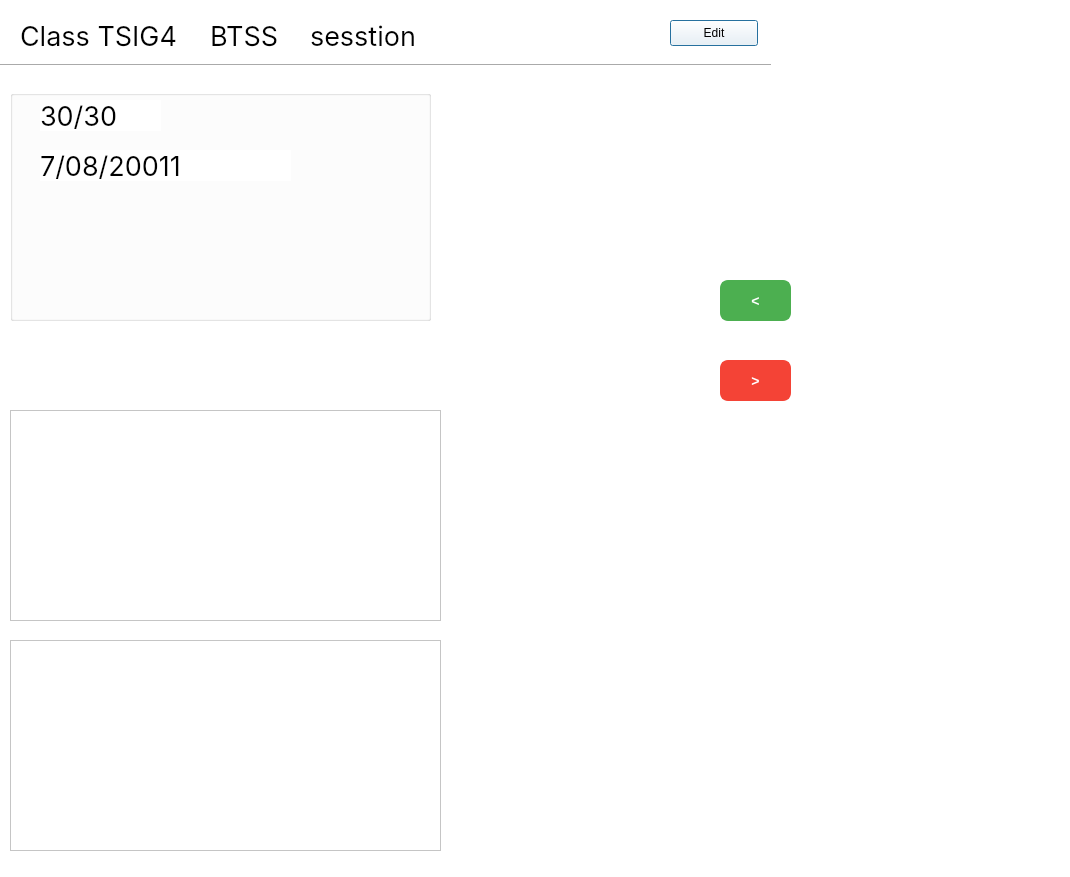
KasperJack/School-Management-System, file School_System/ui/EditClassDialog.ui: the form before one commit.
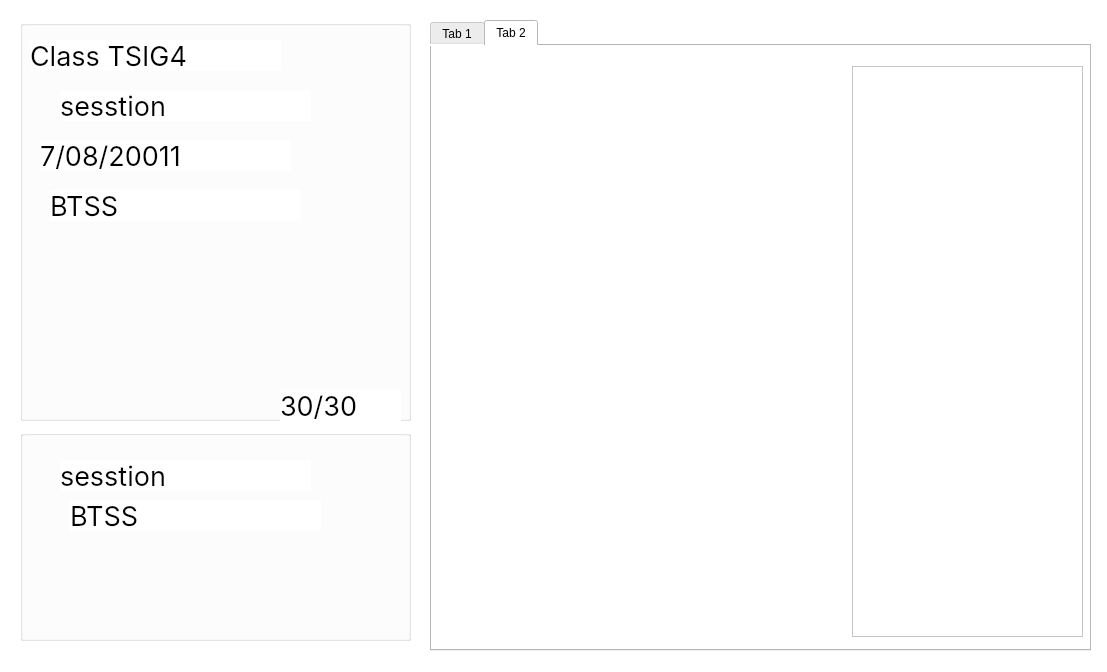
The form after the commit.

The edit to the form file:
```diff
--- a/School_System/ui/EditClassDialog.ui
+++ b/School_System/ui/EditClassDialog.ui
@@ -6,8 +6,8 @@
    <rect>
     <x>0</x>
     <y>0</y>
-    <width>1070</width>
-    <height>877</height>
+    <width>1107</width>
+    <height>672</height>
    </rect>
   </property>
   <property name="windowTitle">
@@ -17,45 +17,13 @@
    <string notr="true">color: rgb(0, 0, 0);
 background-color: rgb(255, 255, 255);</string>
   </property>
-  <widget class="Line" name="line">
-   <property name="geometry">
-    <rect>
-     <x>-10</x>
-     <y>50</y>
-     <width>781</width>
-     <height>31</height>
-    </rect>
-   </property>
-   <property name="orientation">
-    <enum>Qt::Orientation::Horizontal</enum>
-   </property>
-  </widget>
-  <widget class="QLabel" name="class_name">
-   <property name="geometry">
-    <rect>
-     <x>20</x>
-     <y>20</y>
-     <width>251</width>
-     <height>31</height>
-    </rect>
-   </property>
-   <property name="font">
-    <font>
-     <family>Inter</family>
-     <pointsize>20</pointsize>
-    </font>
-   </property>
-   <property name="text">
-    <string>Class TSIG4</string>
-   </property>
-  </widget>
   <widget class="QGroupBox" name="groupBox">
    <property name="geometry">
     <rect>
-     <x>10</x>
-     <y>90</y>
-     <width>421</width>
-     <height>231</height>
+     <x>20</x>
+     <y>20</y>
+     <width>391</width>
+     <height>401</height>
     </rect>
    </property>
    <property name="title">
@@ -64,8 +32,8 @@
    <widget class="QLabel" name="max_stud">
     <property name="geometry">
      <rect>
-      <x>30</x>
-      <y>10</y>
+      <x>260</x>
+      <y>370</y>
       <width>121</width>
       <height>31</height>
      </rect>
@@ -83,8 +51,8 @@
    <widget class="QLabel" name="creation_date">
     <property name="geometry">
      <rect>
-      <x>30</x>
-      <y>60</y>
+      <x>20</x>
+      <y>120</y>
       <width>251</width>
       <height>31</height>
      </rect>
@@ -99,31 +67,11 @@
      <string>7/08/20011</string>
     </property>
    </widget>
-  </widget>
-  <widget class="QLabel" name="grade">
-   <property name="geometry">
-    <rect>
-     <x>210</x>
-     <y>20</y>
-     <width>251</width>
-     <height>31</height>
-    </rect>
-   </property>
-   <property name="font">
-    <font>
-     <family>Inter</family>
-     <pointsize>20</pointsize>
-    </font>
-   </property>
-   <property name="text">
-    <string>BTSS</string>
-   </property>
-  </widget>
   <widget class="QLabel" name="sesstion">
    <property name="geometry">
     <rect>
-     <x>310</x>
-     <y>20</y>
+      <x>40</x>
+      <y>70</y>
      <width>251</width>
      <height>31</height>
     </rect>
@@ -138,68 +86,61 @@
     <string>sesstion</string>
    </property>
   </widget>
-  <widget class="QTableWidget" name="subjects_table">
+   <widget class="QLabel" name="grade">
+    <property name="geometry">
+     <rect>
+      <x>30</x>
+      <y>170</y>
+      <width>251</width>
+      <height>31</height>
+     </rect>
+    </property>
+    <property name="font">
+     <font>
+      <family>Inter</family>
+      <pointsize>20</pointsize>
+     </font>
+    </property>
+    <property name="text">
+     <string>BTSS</string>
+    </property>
+   </widget>
+   <widget class="QLabel" name="class_name">
    <property name="geometry">
     <rect>
      <x>10</x>
-     <y>410</y>
-     <width>431</width>
-     <height>211</height>
-    </rect>
-   </property>
-  </widget>
-  <widget class="QPushButton" name="pushButton">
-   <property name="geometry">
-    <rect>
-     <x>670</x>
      <y>20</y>
-     <width>88</width>
-     <height>26</height>
-    </rect>
-   </property>
-   <property name="text">
-    <string>Edit</string>
-   </property>
-  </widget>
-  <widget class="QTableWidget" name="no_class_table">
-   <property name="geometry">
-    <rect>
-     <x>800</x>
-     <y>80</y>
      <width>251</width>
-     <height>531</height>
-    </rect>
-   </property>
-   <property name="styleSheet">
-    <string notr="true">            QTableWidget {
-                background-color: white;
-                gridline-color: #E5E7EB;
-                border: none;
-       		alternate-background-color: #F9FAFB;
-            }
-
-            QHeaderView::section {
-                background-color: #F3F4F6;
-                padding: 10px;
-					padding-left: 5px;
-                border: none;
-                font-weight: bold;
-                color: #374151;
-            }
-
-
-    QTableView::item {
-        border-bottom: 1px solid #E5E7EB;
-        border-right: none;
-    }
-
-/*
-        QTableWidget::item {
-            selection-background-color: transparent;
-            selection-color: black;  */
-</string>
-   </property>
-  </widget>
+      <height>31</height>
+     </rect>
+    </property>
+    <property name="font">
+     <font>
+      <family>Inter</family>
+      <pointsize>20</pointsize>
+     </font>
+    </property>
+    <property name="text">
+     <string>Class TSIG4</string>
+    </property>
+   </widget>
+  </widget>
+  <widget class="QTabWidget" name="tabWidget">
+   <property name="geometry">
+    <rect>
+     <x>430</x>
+     <y>20</y>
+     <width>661</width>
+     <height>631</height>
+    </rect>
+   </property>
+   <property name="currentIndex">
+    <number>1</number>
+   </property>
+   <widget class="QWidget" name="tab">
+    <attribute name="title">
+     <string>Tab 1</string>
+    </attribute>
   <widget class="QTableWidget" name="this_class_table">
    <property name="geometry">
     <rect>
@@ -239,14 +180,27 @@
 </string>
    </property>
   </widget>
+    <widget class="QTableWidget" name="no_class_table">
+     <property name="geometry">
+      <rect>
+       <x>370</x>
+       <y>70</y>
+       <width>251</width>
+       <height>531</height>
+      </rect>
+     </property>
+     <property name="styleSheet">
+      <string notr="true"/>
+     </property>
+    </widget>
   <widget class="QPushButton" name="add_std_button">
    <property name="enabled">
     <bool>true</bool>
    </property>
    <property name="geometry">
     <rect>
-     <x>720</x>
-     <y>280</y>
+       <x>300</x>
+       <y>360</y>
      <width>71</width>
      <height>41</height>
     </rect>
@@ -288,8 +242,8 @@
    </property>
    <property name="geometry">
     <rect>
-     <x>720</x>
-     <y>360</y>
+       <x>300</x>
+       <y>430</y>
      <width>71</width>
      <height>41</height>
     </rect>
@@ -325,15 +279,131 @@
     <string>&gt;</string>
    </property>
   </widget>
+   </widget>
+   <widget class="QWidget" name="tab_2">
+    <attribute name="title">
+     <string>Tab 2</string>
+    </attribute>
+    <widget class="QTableWidget" name="subjects_table">
+     <property name="geometry">
+      <rect>
+       <x>0</x>
+       <y>30</y>
+       <width>411</width>
+       <height>211</height>
+      </rect>
+     </property>
+     <property name="styleSheet">
+      <string notr="true">            QTableWidget {
+                background-color: white;
+                gridline-color: #E5E7EB;
+                border: none;
+       		alternate-background-color: #F9FAFB;
+            }
+
+            QHeaderView::section {
+                background-color: #F3F4F6;
+                padding: 10px;
+					padding-left: 5px;
+                border: none;
+                font-weight: bold;
+                color: #374151;
+            }
+
+
+    QTableView::item {
+        border-bottom: 1px solid #E5E7EB;
+        border-right: none;
+    }
+
+/*
+        QTableWidget::item {
+            selection-background-color: transparent;
+            selection-color: black;  */
+</string>
+     </property>
+    </widget>
   <widget class="QTableWidget" name="new_subjects_table">
    <property name="geometry">
     <rect>
-     <x>10</x>
-     <y>640</y>
-     <width>431</width>
+       <x>420</x>
+       <y>20</y>
+       <width>231</width>
+       <height>571</height>
+      </rect>
+     </property>
+    </widget>
+   </widget>
+  </widget>
+  <widget class="QGroupBox" name="groupBox_2">
+   <property name="geometry">
+    <rect>
+     <x>20</x>
+     <y>430</y>
+     <width>391</width>
      <height>211</height>
     </rect>
    </property>
+   <property name="title">
+    <string/>
+   </property>
+   <widget class="QLabel" name="max_stud_2">
+    <property name="geometry">
+     <rect>
+      <x>260</x>
+      <y>370</y>
+      <width>121</width>
+      <height>31</height>
+     </rect>
+    </property>
+    <property name="font">
+     <font>
+      <family>Inter</family>
+      <pointsize>20</pointsize>
+     </font>
+    </property>
+    <property name="text">
+     <string>30/30</string>
+    </property>
+   </widget>
+   <widget class="QLabel" name="sesstion_2">
+    <property name="geometry">
+     <rect>
+      <x>40</x>
+      <y>30</y>
+      <width>251</width>
+      <height>31</height>
+     </rect>
+    </property>
+    <property name="font">
+     <font>
+      <family>Inter</family>
+      <pointsize>20</pointsize>
+     </font>
+    </property>
+    <property name="text">
+     <string>sesstion</string>
+    </property>
+   </widget>
+   <widget class="QLabel" name="grade_2">
+    <property name="geometry">
+     <rect>
+      <x>50</x>
+      <y>70</y>
+      <width>251</width>
+      <height>31</height>
+     </rect>
+    </property>
+    <property name="font">
+     <font>
+      <family>Inter</family>
+      <pointsize>20</pointsize>
+     </font>
+    </property>
+    <property name="text">
+     <string>BTSS</string>
+    </property>
+   </widget>
   </widget>
  </widget>
  <resources/>
```
Left out of the diff: 4 changed lines with no effect on the pictures. Lines whose indentation alone changed are shown as unchanged.
